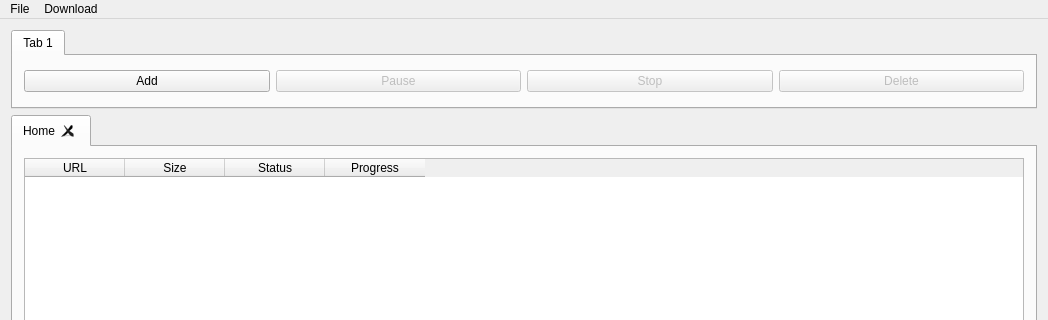
The window that UltimateDownloadManager/mainwindow.ui (LalitMaganti/Ultimate-Download-Manager) describes before a commit, drawn with Qt 5; both pictures show x 0 to 1048 and y 0 to 320 of the 1048 by 663 pixel window.
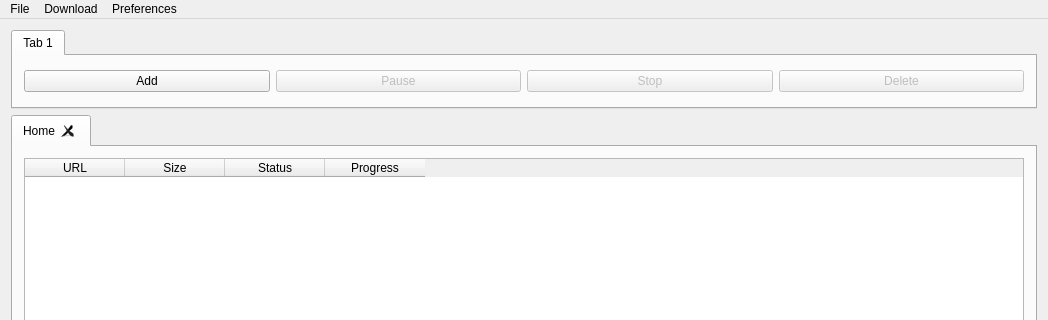
The same window after the commit. Icons and pictures are not drawn. Custom widgets are drawn as their Qt base class.

```diff
--- a/UltimateDownloadManager/mainwindow.ui
+++ b/UltimateDownloadManager/mainwindow.ui
@@ -165,8 +165,15 @@
     </property>
     <addaction name="actionQuit"/>
    </widget>
+   <widget class="QMenu" name="menuPreferences">
+    <property name="title">
+     <string>Preferences</string>
+    </property>
+    <addaction name="actionSettings"/>
+   </widget>
    <addaction name="menuFile"/>
    <addaction name="menuDownload"/>
+   <addaction name="menuPreferences"/>
   </widget>
   <action name="actionAdd">
    <property name="text">
```
Left out of the diff: 8 changed lines with no effect on the pictures.
